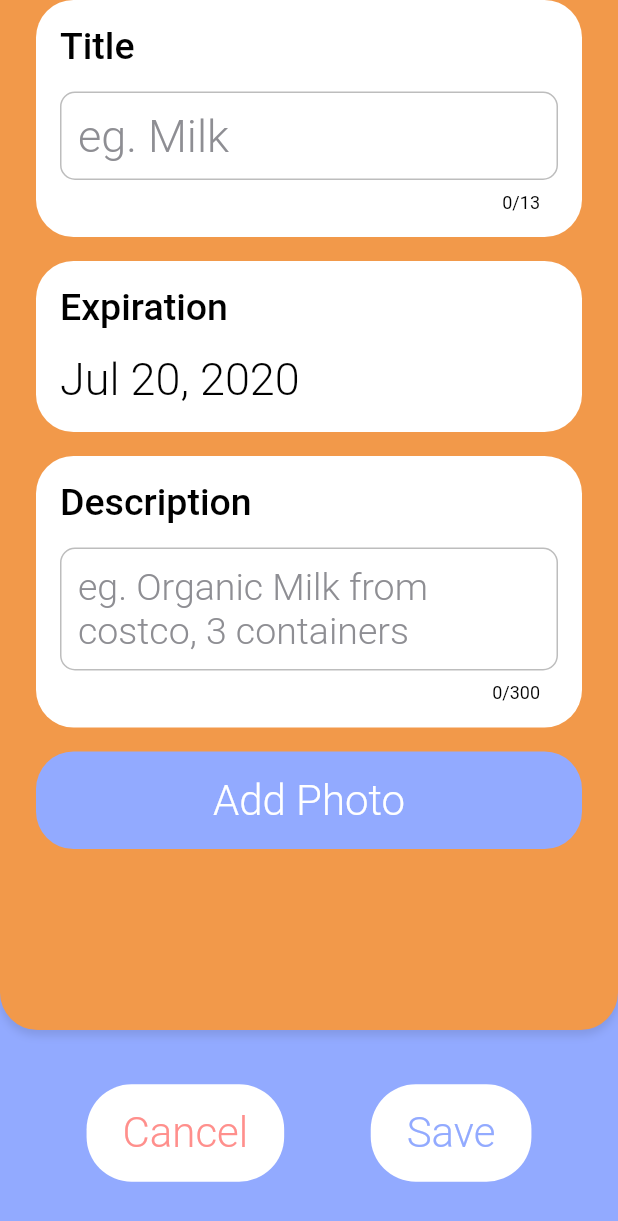
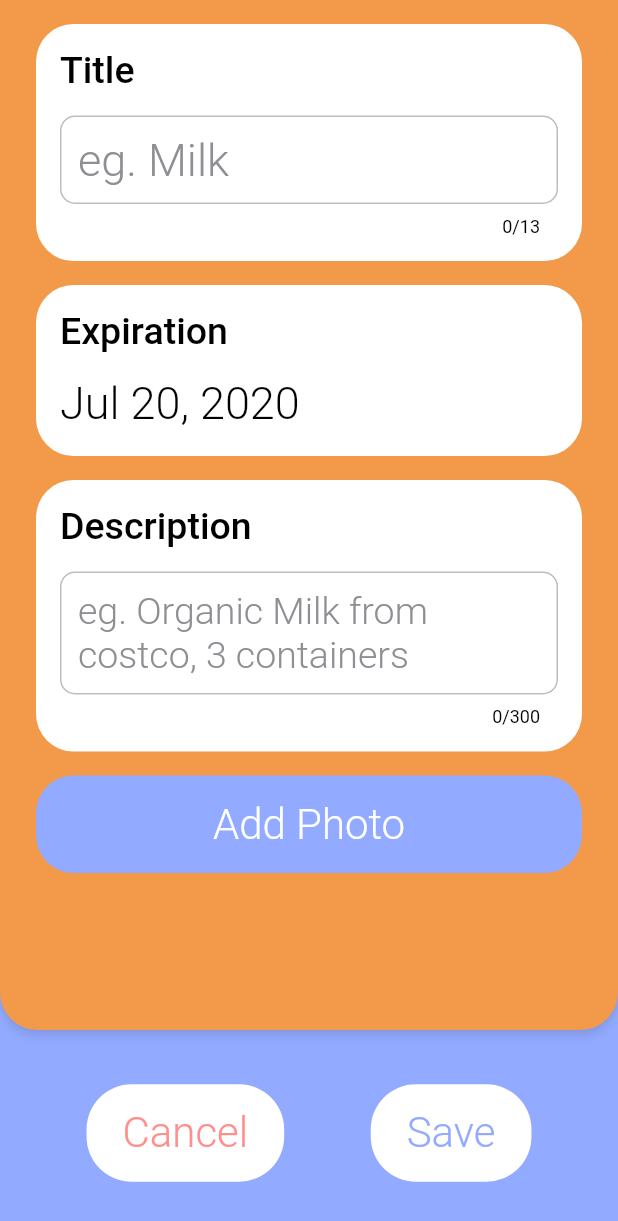
Before and after one commit to cadeo111/FoodWatch, a Flutter app: the screen it shows after launch, after a tap on "New Item", on a phone screen of 412 x 824 dp. Shown: the top 1221 px of the screen. Run offline on Flutter 3.47's test engine with Material 2 defaults, Android fonts, the phone set to English and light mode, and no system bars; our stand-ins replace flutter_local_notifications, image_picker, rxdart, sqflite; accounts and stored records are empty.

Commit message:
added splash screen ios, fixed padding issue android

```diff
--- a/lib/detail_page.dart
+++ b/lib/detail_page.dart
@@ -188,12 +188,16 @@ class _DetailPageState extends State<DetailPage> {
       textBoxTextColor = ItemColor.getFontColor(textBoxBackgroundColor);
     }
 
+    final padding =
+        Platform.isAndroid ? EdgeInsets.symmetric(vertical: 16) : null;
+
     return Scaffold(
       resizeToAvoidBottomInset: false,
       body: PageTemplate(
         color: pageColor,
         buttons: _getButtons(),
         child: ListView(
+          padding: padding,
           shrinkWrap: false,
           children: <Widget>[
             GestureDetector(
--- a/lib/home_page.dart
+++ b/lib/home_page.dart
@@ -1,4 +1,5 @@
 import 'dart:collection';
+import 'dart:io';
 
 import 'package:FoodWatch/detail_page.dart';
 import 'package:FoodWatch/model/ItemsModel.dart';
@@ -56,7 +57,7 @@ class _HomePageState extends State<HomePage> {
                   borderRadius: BorderRadius.all(Radius.circular(30.0)),
                 ),
                 transitionType: ContainerTransitionType.fade,
-                transitionDuration: const Duration(milliseconds: 700),
+                transitionDuration: const Duration(milliseconds: 400),
                 openBuilder: (context, action) {
                   return NewItemPage(action);
                 },
@@ -79,8 +80,11 @@ class _HomePageState extends State<HomePage> {
 }
 
 ListView _listOfItems(BuildContext context, UnmodifiableListView<Item> items) {
+  final padding = Platform.isAndroid
+      ? EdgeInsets.only(top: 108, bottom: 16)
+      : EdgeInsets.only(top: 100);
   return ListView.separated(
-    padding: EdgeInsets.only(top: 100),
+    padding: padding,
     itemCount: items.length,
     itemBuilder: (BuildContext context, int index) {
       Item item = items[index];
@@ -129,6 +133,7 @@ class _CustomSearchBarState extends State<CustomSearchBar> {
 
   @override
   Widget build(BuildContext context) {
+    final margin = Platform.isAndroid ? EdgeInsets.only(top: 12) : null;
     return Container(
       decoration: BoxDecoration(
         boxShadow: [
@@ -143,6 +148,7 @@ class _CustomSearchBarState extends State<CustomSearchBar> {
         color:
             (isDarkmode(context)) ? ItemColorDark.darkDarkGrey : ItemColor.grey,
       ),
+      margin: margin,
       height: 80,
       padding: const EdgeInsets.fromLTRB(24.0, 8.0, 5.0, 5.0),
       alignment: Alignment.center,
--- a/lib/new_item_page.dart
+++ b/lib/new_item_page.dart
@@ -101,6 +101,9 @@ class _NewItemPageState extends State<NewItemPage> {
     final Color textBoxColor = (isDarkmode(context))
         ? getColorFromDate(_expiration, darkMode: true)
         : ItemColor.white;
+    final padding =
+        Platform.isAndroid ? EdgeInsets.symmetric(vertical: 16) : null;
+
     return Scaffold(
       resizeToAvoidBottomInset: false,
       body: PageTemplate(
@@ -122,6 +125,7 @@ class _NewItemPageState extends State<NewItemPage> {
           ],
           child: ListView(
             shrinkWrap: false,
+            padding: padding,
             children: <Widget>[
               TitleInput(
                   color: textBoxColor,
--- a/lib/page_template.dart
+++ b/lib/page_template.dart
@@ -10,12 +10,13 @@ class PageTemplate extends StatelessWidget {
   const PageTemplate(
       {Key key, @required this.buttons, @required this.child, this.color})
       : super(key: key);
-
   @override
   Widget build(BuildContext context) {
     final Color defaultColor =
         (isDarkmode(context)) ? ItemColorDark.black : ItemColor.white;
     final Color realColor = color ?? defaultColor;
+    final EdgeInsets padding = EdgeInsets.symmetric(horizontal: 24);
+
     return Container(
         height: double.infinity,
         color: (isDarkmode(context))
@@ -27,7 +28,7 @@ class PageTemplate extends StatelessWidget {
                 flex: 5,
                 child: Container(
                   child: Padding(
-                      padding: EdgeInsets.symmetric(horizontal: 24),
+                      padding: padding,
                       child: SafeArea(bottom: false, child: child)),
                   decoration: BoxDecoration(
                       boxShadow: [
```
Also changed, not shown: 19 other files.
